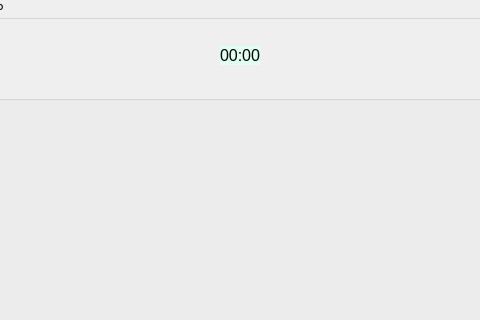
Above: mainwindow.ui from zubair-appdev/ClientApp before the change; both pictures show x 110 to 590 and y 0 to 320 of the 700 by 600 pixel window. Below: the same form after it.
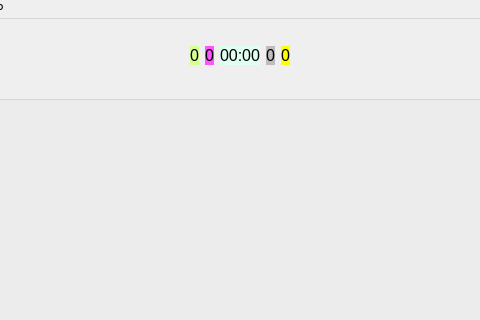
That is the form after the change. The open tabs and pages were chosen to show the change.

Commit message: Implemented game features such as laser shooting and boostSteps.

Patch:
```diff
--- a/mainwindow.ui
+++ b/mainwindow.ui
@@ -315,6 +315,54 @@
              </property>
             </spacer>
            </item>
+           <item>
+            <widget class="QLabel" name="label_steps">
+             <property name="sizePolicy">
+              <sizepolicy hsizetype="Preferred" vsizetype="Maximum">
+               <horstretch>0</horstretch>
+               <verstretch>0</verstretch>
+              </sizepolicy>
+             </property>
+             <property name="font">
+              <font>
+               <pointsize>12</pointsize>
+              </font>
+             </property>
+             <property name="styleSheet">
+              <string notr="true">background-color: rgb(214, 255, 146);</string>
+             </property>
+             <property name="text">
+              <string>0</string>
+             </property>
+             <property name="alignment">
+              <set>Qt::AlignCenter</set>
+             </property>
+            </widget>
+           </item>
+           <item>
+            <widget class="QLabel" name="label_steps_server">
+             <property name="sizePolicy">
+              <sizepolicy hsizetype="Preferred" vsizetype="Maximum">
+               <horstretch>0</horstretch>
+               <verstretch>0</verstretch>
+              </sizepolicy>
+             </property>
+             <property name="font">
+              <font>
+               <pointsize>12</pointsize>
+              </font>
+             </property>
+             <property name="styleSheet">
+              <string notr="true">background-color: rgb(255, 85, 255);</string>
+             </property>
+             <property name="text">
+              <string>0</string>
+             </property>
+             <property name="alignment">
+              <set>Qt::AlignCenter</set>
+             </property>
+            </widget>
+           </item>
            <item>
             <widget class="QLabel" name="label_timer">
              <property name="sizePolicy">
@@ -339,6 +387,54 @@
              </property>
             </widget>
            </item>
+           <item>
+            <widget class="QLabel" name="label_bullets">
+             <property name="sizePolicy">
+              <sizepolicy hsizetype="Preferred" vsizetype="Maximum">
+               <horstretch>0</horstretch>
+               <verstretch>0</verstretch>
+              </sizepolicy>
+             </property>
+             <property name="font">
+              <font>
+               <pointsize>12</pointsize>
+              </font>
+             </property>
+             <property name="styleSheet">
+              <string notr="true">background-color: rgb(189, 189, 189);</string>
+             </property>
+             <property name="text">
+              <string>0</string>
+             </property>
+             <property name="alignment">
+              <set>Qt::AlignCenter</set>
+             </property>
+            </widget>
+           </item>
+           <item>
+            <widget class="QLabel" name="label_bullets_server">
+             <property name="sizePolicy">
+              <sizepolicy hsizetype="Preferred" vsizetype="Maximum">
+               <horstretch>0</horstretch>
+               <verstretch>0</verstretch>
+              </sizepolicy>
+             </property>
+             <property name="font">
+              <font>
+               <pointsize>12</pointsize>
+              </font>
+             </property>
+             <property name="styleSheet">
+              <string notr="true">background-color: rgb(255, 255, 0);</string>
+             </property>
+             <property name="text">
+              <string>0</string>
+             </property>
+             <property name="alignment">
+              <set>Qt::AlignCenter</set>
+             </property>
+            </widget>
+           </item>
            <item>
             <spacer name="horizontalSpacer_2">
              <property name="orientation">
```
Left out of the diff: 8 changed lines with no effect on the pictures. The commit also changes 5 other files.
